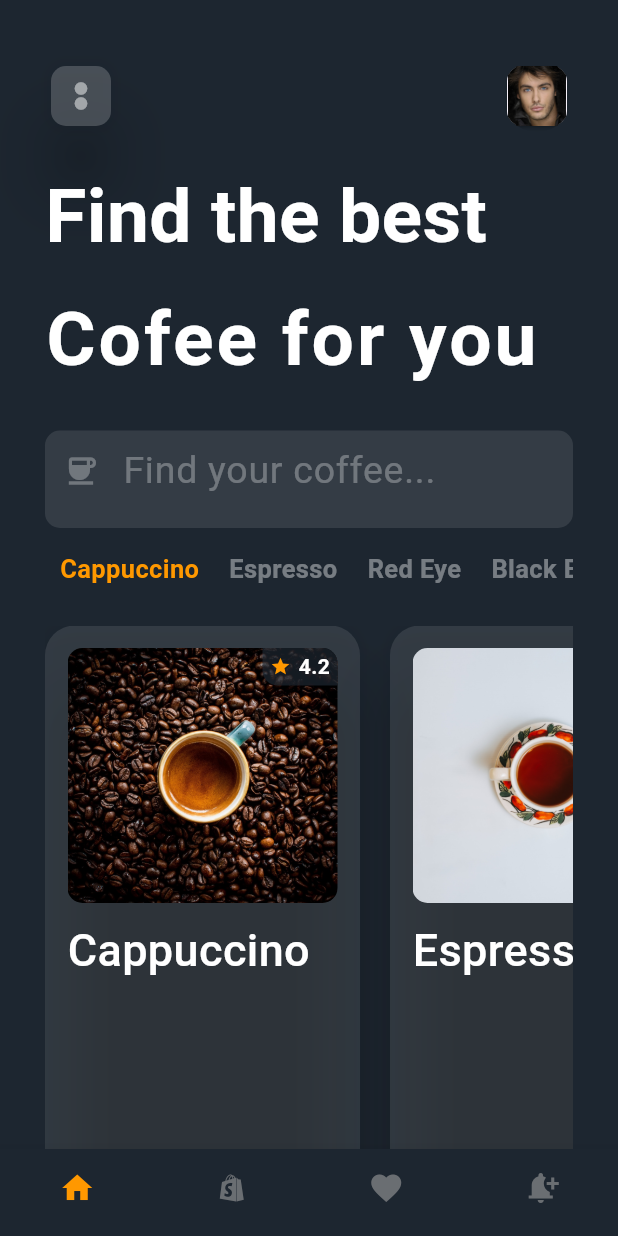
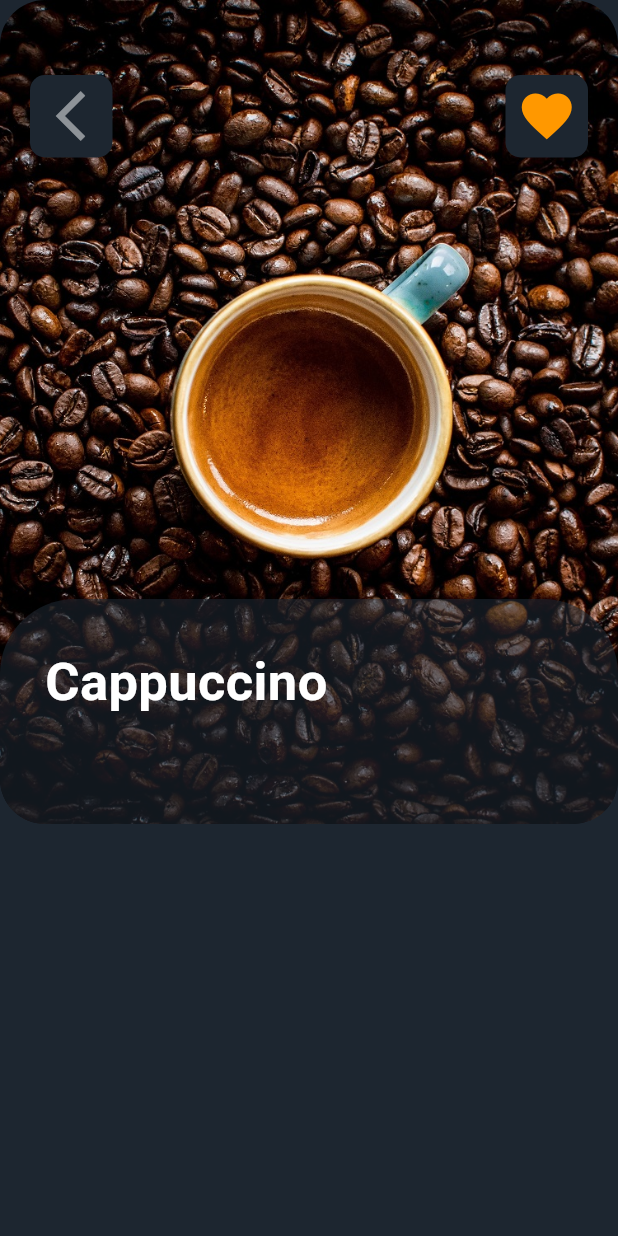
Before and after one commit to EmilioGonzalez011205/coffee_ui_proyect, a Flutter app: the screen it shows after launch, after a tap on "4.2", on a phone screen of 412 x 824 dp. Run offline on Flutter 3.47's test engine with Material 3 defaults, Android fonts, the phone set to English and light mode, and no system bars.

Commit message:
Product_Screen(Incomplete)

```diff
--- a/lib/screens/home_screen.dart
+++ b/lib/screens/home_screen.dart
@@ -1,6 +1,7 @@
 // ignore_for_file: deprecated_member_use
 
 import 'package:coffee_ui_proyect/res/resorces_list.dart';
+import 'package:coffee_ui_proyect/screens/product_screen.dart';
 import 'package:flutter/material.dart';
 
 class HomeScreen extends StatefulWidget {
@@ -37,8 +38,8 @@ class _HomeScreenState extends State<HomeScreen> {
 
                     child: Column(
                       children: [
-                        circleIcon(),
-                        circleIcon()
+                        circleRow(),
+                        circleRow()
                         ],
                       ),
                     ),
@@ -129,8 +130,8 @@ class _HomeScreenState extends State<HomeScreen> {
                       itemBuilder: (context, index){
                         return InkWell(
                           onTap: (){
-                            // Navigator.push(context, MaterialPageRoute(builder: (context)
-                            // => ProductScreen(index),));
+                            Navigator.push(context, MaterialPageRoute(builder: (context)
+                            => ProductScreen(index:index),));
                           },
                           child: Card(
                             elevation: 20,
@@ -190,16 +191,62 @@ class _HomeScreenState extends State<HomeScreen> {
                                   ),
                                   SizedBox(height: 10,),
                                   Text(names[index],
-                                  style: TextStyle(color:Colors.white, fontSize: 30, fontWeight: FontWeight.w500),
+                                  style: TextStyle(
+                                    color:Colors.white,
+                                    fontSize: 30,
+                                    fontWeight: FontWeight.w500),
                                   ),
-                                  SizedBox(height: 5,)
+                                  SizedBox(height: 5,),
+                                  Text(with_[index],
+                                  style: TextStyle(
+                                    color: Colors.white.withOpacity(0.5),
+                                    fontSize: 15,
+                                    ),
+                                  ),
+                                  SizedBox(height: 15,),
+                                  Row(
+                                    children: [
+                                      Align(
+                                        alignment: Alignment.topLeft,
+                                        child: Text("\$ ",
+                                        style: TextStyle(
+                                          color: Colors.orange,
+                                          fontSize: 18,
+                                          fontWeight: FontWeight.bold
+                                          ),
+                                        ),
+                                      ),
+                                      Text(prices[index],
+                                        style: TextStyle(
+                                          color: Colors.white,
+                                          fontSize: 18,
+                                          fontWeight: FontWeight.bold
+                                          ),
+                                        ),
+                                    ],
+                                  )
                                 ],
                               ),
                               ),
                           ),
                         );
+
                       },),
-                    )
+                    ),
+                    SizedBox(height: 20,),
+                    Text("Special for you",
+                    style: TextStyle(
+                      color: Colors.white,
+                      fontWeight: FontWeight.bold,
+                      fontSize: 18,
+                      ),
+                    ),
+                    SizedBox(height: 20,),
+                    customCard(images[5]),
+                    SizedBox(height: 20,),
+                    customCard(images[6]),
+                    SizedBox(height: 20,),
+                    customCard(images[7]),
                   ],
                 ),
               )
@@ -214,8 +261,8 @@ class _HomeScreenState extends State<HomeScreen> {
     return Row(
       mainAxisAlignment: MainAxisAlignment.spaceBetween,
       children: [
-        circleRow(),
-        circleRow(),
+        circleIcon(),
+        circleIcon(),
       ],
     );
   }
@@ -223,4 +270,41 @@ class _HomeScreenState extends State<HomeScreen> {
     return Icon(Icons.circle, color: Colors.white.withOpacity(0.5),
     size: 10,);
   }
+
+  Widget customCard(AssetImage asset){
+    return Card(
+      color: Colors.white.withOpacity(0.1),
+      shape: RoundedRectangleBorder(
+        borderRadius: BorderRadius.circular(15),
+      ),
+      child: Container(
+        margin: EdgeInsets.all(10),
+        height: 120,
+        width: double.infinity,
+        child: Row(
+          children: [
+            ClipRRect(
+              borderRadius: BorderRadius.circular(20),
+              child: Container(
+                height: double.infinity,
+                width: 120,
+                decoration: BoxDecoration(
+                  image: DecorationImage(image: asset, fit: BoxFit.cover)
+                ),
+              ),
+            ),
+            SizedBox(height: 20,),
+            SizedBox(width: 10,),
+            Text(
+              "5 cofee beans You \nMust Try!",
+              style: TextStyle(
+                color: Colors.white,
+                fontSize: 17,
+                fontWeight: FontWeight.bold,
+              ),)
+          ],
+        ),
+      ),
+    );
+  }
  }
--- a/lib/screens/product_screen.dart
+++ b/lib/screens/product_screen.dart
@@ -0,0 +1,150 @@
+// ignore_for_file: deprecated_member_use
+
+import 'package:coffee_ui_proyect/res/resorces_list.dart';
+import 'package:flutter/material.dart';
+
+class ProductScreen extends StatefulWidget {
+  final int index;
+  const ProductScreen({super.key, required this.index});
+
+  @override
+  State<ProductScreen> createState() => _ProductScreenState();
+}
+
+class _ProductScreenState extends State<ProductScreen> {
+  var s = true;
+  var m = false;
+  var l = false;
+  @override
+  Widget build(BuildContext context) {
+    return Scaffold(
+      body: Container(
+        height: double.infinity,
+        width: double.infinity,
+        color: Color(0xFF1d2630),
+        child: Column(
+          children: [
+            Expanded(
+              flex: 4,
+              child:ClipRRect(
+                borderRadius: BorderRadius.circular(30),
+                child: SizedBox(
+                  height: double.infinity,
+                  width: double.infinity,
+                  child: Stack(
+                    children: [
+                      Positioned.fill(
+                        child: Image(
+                          image: images[widget.index],
+                          fit: BoxFit.cover,
+                          ),
+                        ),
+                        Align(
+                          alignment: Alignment.topLeft,
+                          child: Container(
+                            margin: EdgeInsets.only(top: 50, left: 20, right: 20),
+                            width: double.infinity,
+                            child: Row(
+                              mainAxisAlignment: MainAxisAlignment.spaceBetween,
+                              children: [
+                                InkWell(
+                                  onTap: (){
+                                    Navigator.pop(context);
+                                  },
+                                  child: Container(
+                                    height: 55,
+                                    width: 55,
+                                    decoration: BoxDecoration(
+                                      color: Color(0xFF1d2630),
+                                      borderRadius: BorderRadius.circular(10),
+                                    ),
+                                    child: Icon(
+                                      Icons.arrow_back_ios_outlined,
+                                      size: 40,
+                                      color: Colors.white.withOpacity(0.5),
+                                    ),
+                                  )
+                                ),
+                                InkWell(
+                                  onTap: (){
+                                    Navigator.pop(context);
+                                  },
+                                  child: Container(
+                                    height: 55,
+                                    width: 55,
+                                    decoration: BoxDecoration(
+                                      color: Color(0xFF1d2630),
+                                      borderRadius: BorderRadius.circular(10),
+                                    ),
+                                    child: Icon(
+                                      Icons.favorite,
+                                      size: 40,
+                                      color: Colors.orange,
+                                    ),
+                                  )
+                                )
+                              ],
+                              ),
+                          ),
+                        ),
+                        Align(
+                          alignment: Alignment.bottomCenter,
+                          child: Container(
+                            padding: EdgeInsets.only(top: 30, right: 30, left: 30),
+                            height: 150,
+                            width: double.infinity,
+                            decoration: BoxDecoration(
+                              color: Color(0xFF1d2630).withOpacity(0.6),
+                              borderRadius: BorderRadius.only(
+                                topLeft: Radius.circular(50),
+                                topRight: Radius.circular(50),
+                              )
+                            ),
+                            child: Row(
+                              mainAxisAlignment: MainAxisAlignment.spaceBetween,
+                              crossAxisAlignment: CrossAxisAlignment.start,
+                              children: [
+                                Column(
+                                  children: [
+                                    Column(
+                                      mainAxisAlignment: MainAxisAlignment.spaceBetween,
+                                      crossAxisAlignment: CrossAxisAlignment.start,
+                                      children: [
+                                        Text(
+                                          names[widget.index],
+                                          style: TextStyle(
+                                            fontSize: 35,
+                                            color: Colors.white,
+                                            fontWeight: FontWeight.bold,
+                                          ),
+                                        )
+                                      ],
+                                    )
+                                  ],
+                                )
+                              ],
+                            ),
+                          ),
+                        )
+                    ],
+                  ),
+                ),
+              )
+              ),
+              Expanded(
+                flex: 2,
+                child: Container(
+                  margin: EdgeInsets.only(top: 20, left: 20, right: 30),
+                  height: double.infinity,
+                  width: double.infinity,
+                  child: Column(
+                    children: [],
+                  ),
+              )
+            )
+          ],
+        ),
+      ),
+    );
+  }
+}
```
